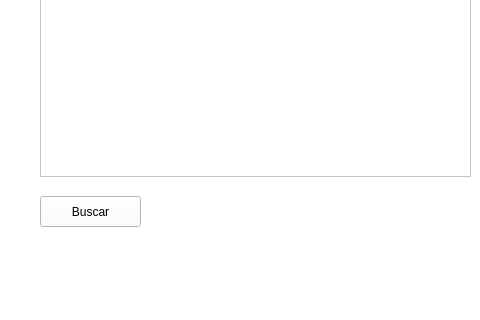
Qt form InterfaceGrafica/Hotel/menupainel.ui (Caioww/Hotel) before a commit; both pictures show x 0 to 480 and y 314 to 634 of the 1082 by 634 pixel window.
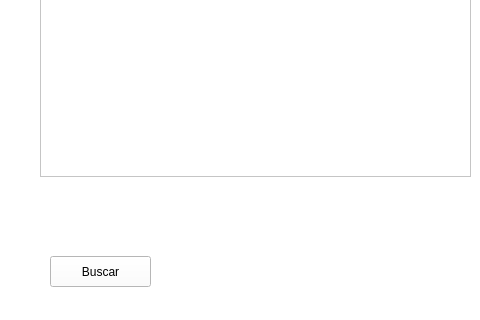
The same form after that commit. The open tabs and pages were chosen to show the change. Icons and pictures are not drawn.

Commit message: checkout 100% funcional

What changed in the file:
```diff
--- a/InterfaceGrafica/Hotel/menupainel.ui
+++ b/InterfaceGrafica/Hotel/menupainel.ui
@@ -1495,8 +1495,8 @@
     <widget class="QPushButton" name="pushButton_4">
      <property name="geometry">
       <rect>
-       <x>40</x>
-       <y>410</y>
+       <x>50</x>
+       <y>470</y>
        <width>101</width>
        <height>31</height>
       </rect>
```
Left out of the diff: 2 changed lines with no effect on the pictures. The commit also changes 2 other files.
